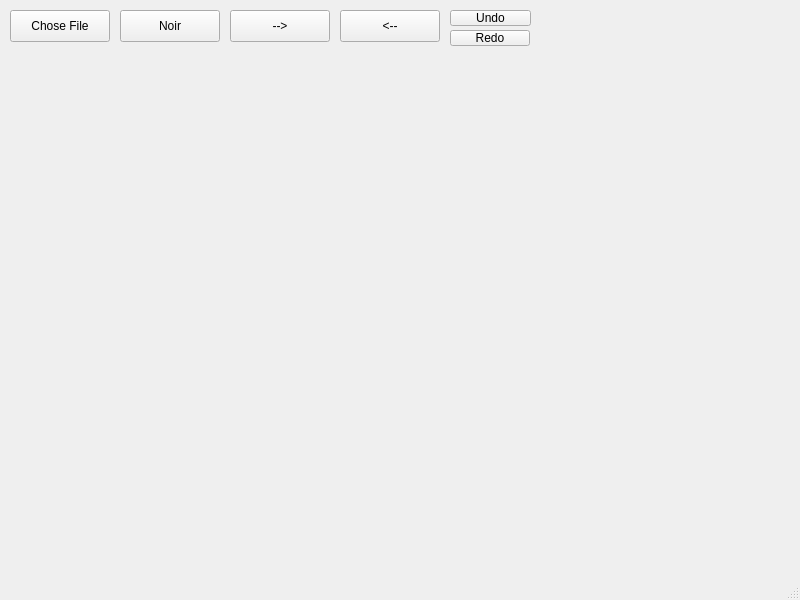
The window that mainwindow.ui (TeoIpp/RizzRepo) describes before a commit, drawn with Qt 5.
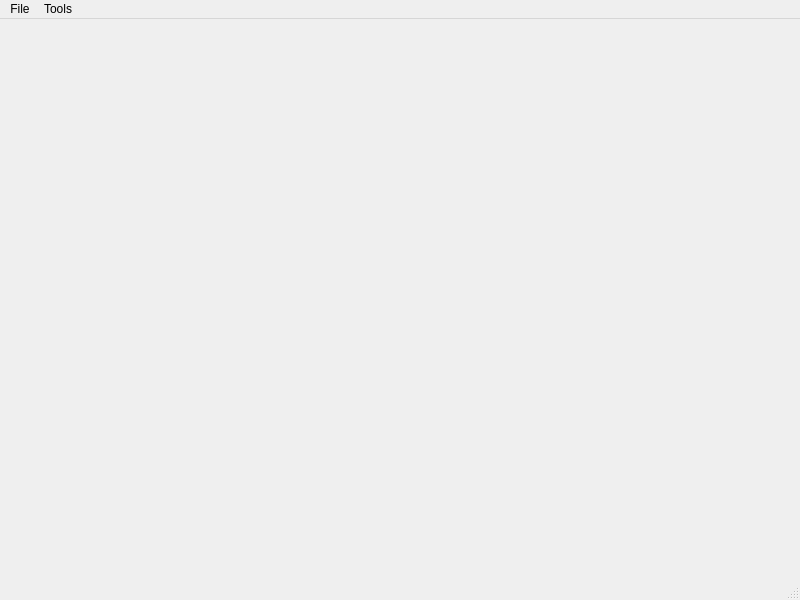
The same window after the commit.

What changed in the file:
```diff
--- a/mainwindow.ui
+++ b/mainwindow.ui
@@ -14,58 +14,6 @@
    <string>MainWindow</string>
   </property>
   <widget class="QWidget" name="centralwidget">
-   <widget class="QPushButton" name="displayButton">
-    <property name="geometry">
-     <rect>
-      <x>10</x>
-      <y>10</y>
-      <width>100</width>
-      <height>32</height>
-     </rect>
-    </property>
-    <property name="text">
-     <string>Chose File</string>
-    </property>
-   </widget>
-   <widget class="QPushButton" name="noirButton">
-    <property name="geometry">
-     <rect>
-      <x>120</x>
-      <y>10</y>
-      <width>100</width>
-      <height>32</height>
-     </rect>
-    </property>
-    <property name="text">
-     <string>Noir</string>
-    </property>
-   </widget>
-   <widget class="QPushButton" name="cwButton">
-    <property name="geometry">
-     <rect>
-      <x>230</x>
-      <y>10</y>
-      <width>100</width>
-      <height>32</height>
-     </rect>
-    </property>
-    <property name="text">
-     <string>--&gt;</string>
-    </property>
-   </widget>
-   <widget class="QPushButton" name="ccwButton">
-    <property name="geometry">
-     <rect>
-      <x>340</x>
-      <y>10</y>
-      <width>100</width>
-      <height>32</height>
-     </rect>
-    </property>
-    <property name="text">
-     <string>&lt;--</string>
-    </property>
-   </widget>
    <widget class="QLabel" name="displayLabel">
     <property name="geometry">
      <rect>
@@ -79,32 +27,6 @@
      <string/>
     </property>
    </widget>
-   <widget class="QPushButton" name="pushButton">
-    <property name="geometry">
-     <rect>
-      <x>450</x>
-      <y>10</y>
-      <width>81</width>
-      <height>16</height>
-     </rect>
-    </property>
-    <property name="text">
-     <string>Undo</string>
-    </property>
-   </widget>
-   <widget class="QPushButton" name="pushButton_2">
-    <property name="geometry">
-     <rect>
-      <x>450</x>
-      <y>30</y>
-      <width>80</width>
-      <height>16</height>
-     </rect>
-    </property>
-    <property name="text">
-     <string>Redo</string>
-    </property>
-   </widget>
   </widget>
   <widget class="QMenuBar" name="menubar">
    <property name="geometry">
@@ -115,6 +37,39 @@
      <height>21</height>
     </rect>
    </property>
+   <widget class="QMenu" name="menuTools">
+    <property name="title">
+     <string>File</string>
+    </property>
+    <addaction name="actionImport_Image"/>
+    <addaction name="actionSave_Image"/>
+    <addaction name="actionUndo"/>
+    <addaction name="actionRedo"/>
+   </widget>
+   <widget class="QMenu" name="menuTools_2">
+    <property name="title">
+     <string>Tools</string>
+    </property>
+    <widget class="QMenu" name="menuRotate">
+     <property name="title">
+      <string>Rotate</string>
+     </property>
+     <addaction name="action"/>
+     <addaction name="action_2"/>
+    </widget>
+    <widget class="QMenu" name="menuFilters">
+     <property name="title">
+      <string>Filters</string>
+     </property>
+     <addaction name="actionBlur"/>
+     <addaction name="actionSepia"/>
+     <addaction name="actionBlur_2"/>
+    </widget>
+    <addaction name="menuRotate"/>
+    <addaction name="menuFilters"/>
+   </widget>
+   <addaction name="menuTools"/>
+   <addaction name="menuTools_2"/>
   </widget>
   <widget class="QStatusBar" name="statusbar"/>
  </widget>
```
Left out of the diff: 45 changed lines with no effect on the pictures.
